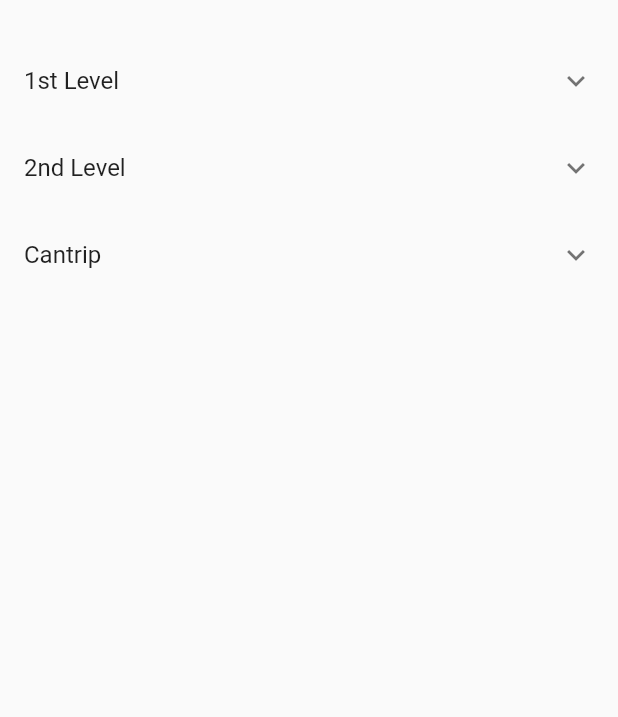
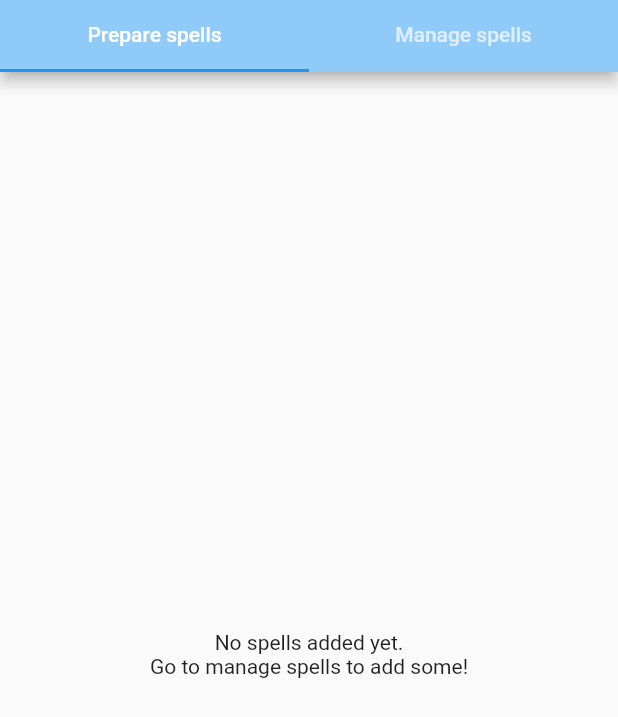
Before and after one commit to NielsKuipers/dndapp, a Flutter app: the SpellsView screen opened directly, on a phone screen of 412 x 824 dp. Shown: the top 717 px of the screen. Run offline on Flutter 3.47's test engine with Material 2 defaults, Android fonts, the phone set to English and light mode, and no system bars.

Commit message:
added tabs to spell page

```diff
--- a/lib/theme.dart
+++ b/lib/theme.dart
@@ -6,6 +6,7 @@ ThemeData getTheme() {
       colorScheme: ColorScheme.fromSeed(
           background: const Color(0xff1d242b),
           primary: const Color(0xff33404d),
+          secondary: const Color(0xff2B82D9),
           seedColor: Colors.purple,
           brightness: Brightness.dark),
       dividerColor: const Color(0xff33404d),
--- a/lib/widgets/spells/spellList.dart
+++ b/lib/widgets/spells/views/spellList.dart
@@ -33,6 +33,18 @@ class _SpellListState extends State<SpellList> {
   }
 
   Widget listOfSpells() {
+    if (spells.isEmpty)
+      return Container(
+        alignment: Alignment.center,
+        child: const Column(
+          mainAxisAlignment: MainAxisAlignment.center,
+          children: [
+            Text('No spells added yet.'),
+            Text('Go to manage spells to add some!')
+          ],
+        ),
+      );
+
     void prepareSpell(Spell spell) {
       setState(() {
         spell.prepared = !spell.prepared;
--- a/lib/widgets/spells/views/spellsOverview.dart
+++ b/lib/widgets/spells/views/spellsOverview.dart
@@ -2,7 +2,8 @@ import 'dart:convert';
 import 'dart:io';
 
 import 'package:dndapp/widgets/spells/spell.dart';
-import 'package:dndapp/widgets/spells/spellList.dart';
+import 'package:dndapp/widgets/spells/views/addSpell.dart';
+import 'package:dndapp/widgets/spells/views/spellList.dart';
 import 'package:flutter/material.dart';
 import 'package:flutter/services.dart';
 import 'package:path_provider/path_provider.dart';
@@ -27,17 +28,32 @@ class _SpellsState extends State<SpellsView> {
 
   @override
   Widget build(BuildContext context) {
-    return Scaffold(
-      body: isLoading
-          ? const Center(
-              child: Text('Loading...'),
-            )
-          : Container(
-              margin: const EdgeInsets.only(top: 25),
-              child: Center(
-                child: SpellList(spells),
-              ),
-            ),
+    return DefaultTabController(
+      length: 2,
+      child: Scaffold(
+        appBar: AppBar(
+          backgroundColor: Theme.of(context).colorScheme.background,
+          toolbarHeight: 0,
+          bottom: TabBar(
+            dividerColor: Theme.of(context).dividerColor,
+            indicatorColor: Theme.of(context).colorScheme.secondary,
+            labelColor: Colors.white,
+            // unselectedLabelColor: Theme.of(context).textTheme.,
+            tabs: const [
+              Tab(text: "Prepare spells"),
+              Tab(text: "Manage spells"),
+            ],
+          ),
+        ),
+        body: TabBarView(children: [
+          isLoading
+              ? const Center(
+                  child: Text('Loading...'),
+                )
+              : SpellList(spells),
+          const AddSpell(),
+        ]),
+      ),
     );
   }
 
```
Also changed, not shown: assets/spells.json (+1 -74 lines), lib/widgets/spells/views/addCustomSpell.dart (added, +10 -0 lines), lib/widgets/spells/views/addSpell.dart (added, +10 -0 lines).
